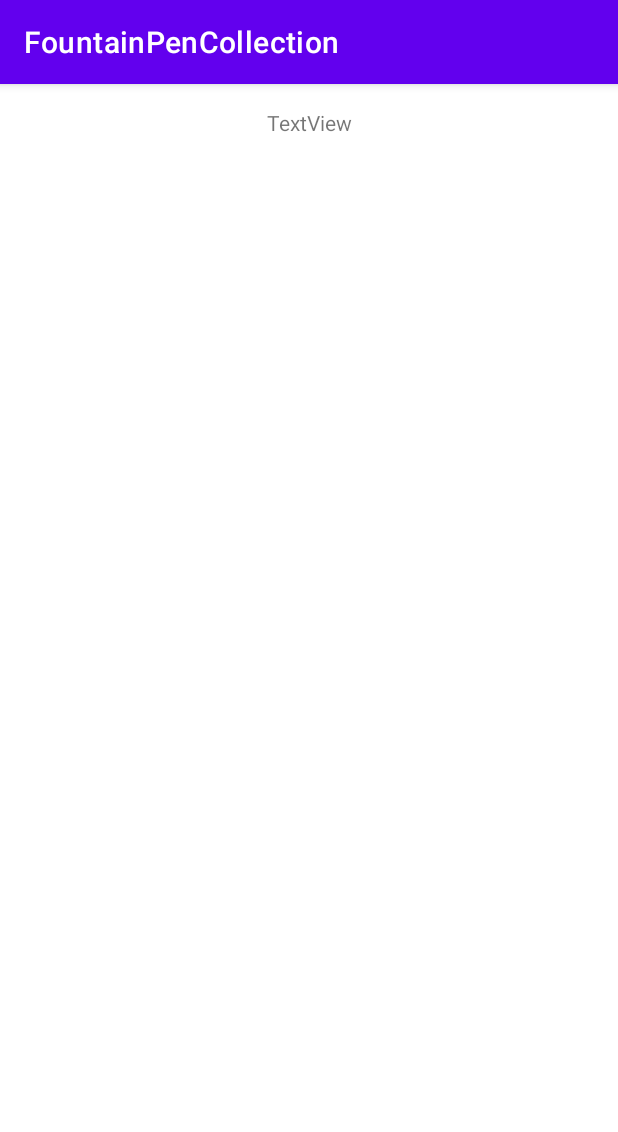
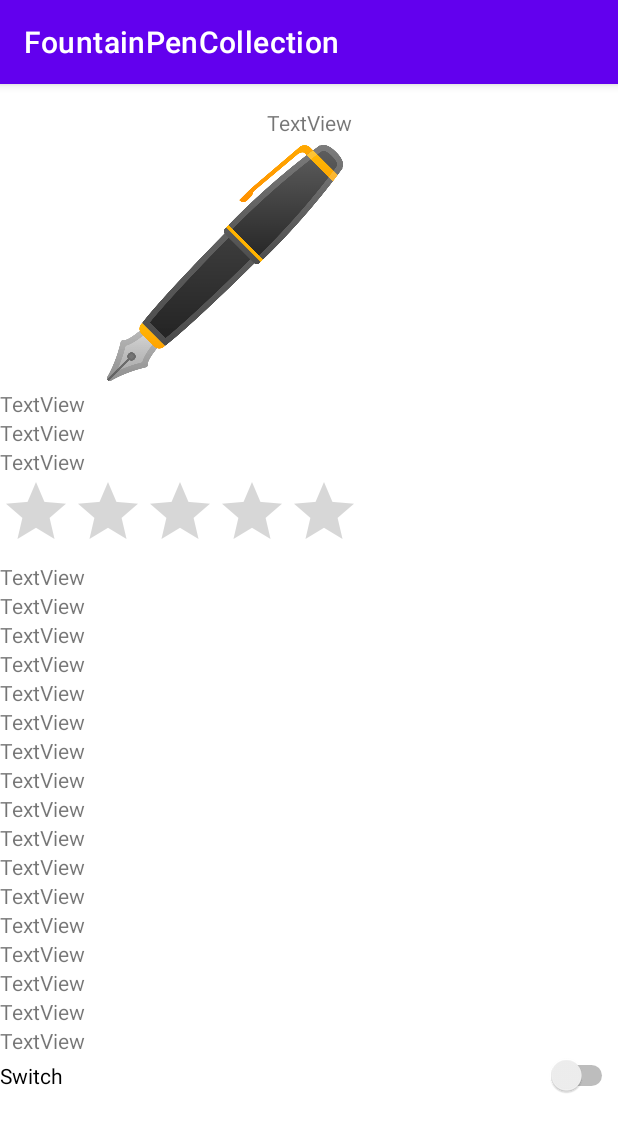
Before and after one commit to Alrick96/FountainPenCollection, an Android app: the PenViewData screen opened directly, with no data from a screen before it, on a phone screen of 412 x 824 dp. Shown: the top 1132 px of the screen. Run offline under Robolectric (Android 15) with nearby library versions, the phone set to English and light mode, and no system bars; our stand-ins replace Firebase (no records; nobody signed in at launch, a user with empty details on screens opened directly).

Commit message:
update532023

```diff
--- a/app/src/main/java/com/example/fountainpencollection/PenViewData.kt
+++ b/app/src/main/java/com/example/fountainpencollection/PenViewData.kt
@@ -1,8 +1,11 @@
 package com.example.fountainpencollection
 
+import android.media.Image
 import android.os.Bundle
 import android.preference.PreferenceManager
 import android.util.Log
+import android.widget.RatingBar
+import android.widget.Switch
 import android.widget.TextView
 import androidx.appcompat.app.AppCompatActivity
 import com.google.firebase.firestore.FirebaseFirestore
@@ -15,8 +18,8 @@ class PenViewData : AppCompatActivity() {
     private lateinit var PenNameTextView : TextView
     private lateinit var CompanyTextView : TextView
     private lateinit var PenYearTextView : TextView
-    private lateinit var PenImageIDTextView : TextView
-    private lateinit var RatingTextView : TextView
+    private lateinit var PenImageIDTextView : Image
+    private lateinit var RatingTextView : RatingBar
     private lateinit var DescriptionTextView : TextView
     private lateinit var BodyMateralTextView : TextView
     private lateinit var ColorTextView : TextView
@@ -24,18 +27,44 @@ class PenViewData : AppCompatActivity() {
     private lateinit var NibMaterialTextView : TextView
     private lateinit var DiameterBodyTextView : TextView
     private lateinit var DiameterCapWOClipTextView : TextView
+    private lateinit var DiameterCapWClipTextView : TextView
     private lateinit var DiameterGripTextView : TextView
     private lateinit var LengthBodyTextView : TextView
     private lateinit var LengthCapTextView : TextView
     private lateinit var LengthNibTextView : TextView
     private lateinit var LengthOveralCloseTextView : TextView
+    private lateinit var LengthOveralPostTextView : TextView
     private lateinit var WeightBodyTextView : TextView
     private lateinit var WeightCapTextView : TextView
     private lateinit var WeightOverallTextView : TextView
+    private lateinit var Favone:Switch
 
     override fun onCreate(savedInstanceState: Bundle?) {
         super.onCreate(savedInstanceState)
         setContentView(R.layout.activity_pen_view_data)
+
+        PenNameTextView = findViewById<TextView>(R.id.PenNameDTextView)
+        CompanyTextView = findViewById<TextView>(R.id.CompanyDTextView)
+        PenYearTextView = findViewById<TextView>(R.id.PenYearDTextView)
+        RatingTextView = findViewById<RatingBar>(R.id.PenDRatingBar)
+        DescriptionTextView = findViewById<TextView>(R.id.DescriptionDTextView)
+        BodyMateralTextView = findViewById<TextView>(R.id.BodyMateralDTextView)
+        ColorTextView = findViewById<TextView>(R.id.ColorDTextView)
+        NibColorTextView = findViewById<TextView>(R.id.NibColorDTextView)
+        NibMaterialTextView = findViewById<TextView>(R.id.NibMaterialDTextView)
+        DiameterBodyTextView = findViewById<TextView>(R.id.DiameterBodyDTextView)
+        DiameterCapWOClipTextView = findViewById<TextView>(R.id.DiameterCapWOClipDTextView)
+        DiameterCapWClipTextView = findViewById<TextView>(R.id.DiameterCapWClipDTextView)
+        DiameterGripTextView = findViewById<TextView>(R.id.DiameterGripDTextView)
+        LengthBodyTextView = findViewById<TextView>(R.id.LengthBodyDTextView)
+        LengthCapTextView = findViewById<TextView>(R.id.LengthCapDTextView)
+        LengthNibTextView = findViewById<TextView>(R.id.LengthNibDTextView)
+        LengthOveralCloseTextView = findViewById<TextView>(R.id.LengthOveralCloseDTextView)
+        LengthOveralPostTextView = findViewById<TextView>(R.id.LengthOverallPostDTextView)
+        WeightBodyTextView = findViewById<TextView>(R.id.WeightBodyDTextView)
+        WeightCapTextView = findViewById<TextView>(R.id.WeightCapDTextView)
+        WeightOverallTextView = findViewById<TextView>(R.id.WeightOverallDTextView)
+        Favone = findViewById<Switch>(R.id.FavoneDSwitch)
 
         val format: NumberFormat = DecimalFormat("0.#")
 
@@ -81,6 +110,28 @@ class PenViewData : AppCompatActivity() {
                         test = "this works" + format.format(penYearTmp)
                         Log.d("Tony_DEBUG", "the pen that was slected is = " + test)
 
+                        PenNameTextView.setText("Pen Name: "+PenName)
+                        CompanyTextView.setText("Company Name :" + CompanyName)
+                        PenYearTextView.setText("Year of the Pen" + format.format(penYearTmp))
+                        RatingTextView.rating = ratingTmp!!.toFloat()
+                        DescriptionTextView.setText("Description: " + Description)
+                        BodyMateralTextView.setText("Body Materal: "+BodyMateral)
+                        ColorTextView.setText("Color of Pen: " +Color)
+                        NibColorTextView.setText("Color of Nib: "+ NibColor)
+                        NibMaterialTextView.setText("Material of Nib: "+ NibMaterial)
+                        DiameterBodyTextView.setText("Diameter Body: "+ mmString(DiameterBody))
+                        DiameterCapWOClipTextView.setText("Diameter cap With out clip" + mmString(DiameterCapWOClip))
+                        DiameterCapWClipTextView.setText("Diameter cap with clip" + mmString(DiameterCapWClip))
+                        DiameterGripTextView.setText("Diameter of Grip " + mmString(DiameterGrip))
+                        LengthBodyTextView.setText("Length of Body " + mmString(LengthBody))
+                        LengthCapTextView.setText("Length of cap " + mmString(LengthCap))
+                        LengthNibTextView.setText("Length of Nib " + mmString(LengthNib))
+                        LengthOveralCloseTextView.setText("Length of overall close " + mmString(LengthOveralClose))
+                        LengthOveralPostTextView.setText("Length of overall posted " + mmString(LengthOverallPost))
+                        WeightBodyTextView.setText("Body Weight: " + format.format(WeightBody) + "g")
+                        WeightCapTextView.setText("Cap Weight: " + format.format(WeightCap) + "g" )
+                        WeightOverallTextView.setText("Overall Weight: " + format.format(WeightOverall) + "g")
+
                     }
                     //PenData.add(FSData)
                     Log.d("MYDEBUG", "${document.id} => ${document.getString("name")}")
@@ -90,4 +141,10 @@ class PenViewData : AppCompatActivity() {
 
             }
     }
+
+    fun mmString(data: Double?):String{
+        val output : String
+        output = data.toString()+"mm"
+        return output
+    }
 }
--- a/app/src/main/res/layout/activity_pen_view_data.xml
+++ b/app/src/main/res/layout/activity_pen_view_data.xml
@@ -7,22 +7,166 @@
     tools:context=".PenViewData">
 
     <ScrollView
-        android:id="@+id/scrollView2"
-        android:layout_width="409dp"
-        android:layout_height="729dp"
+        android:layout_width="0dp"
+        android:layout_height="0dp"
         app:layout_constraintBottom_toBottomOf="parent"
         app:layout_constraintEnd_toEndOf="parent"
+        app:layout_constraintHorizontal_bias="0.0"
         app:layout_constraintStart_toStartOf="parent"
-        app:layout_constraintTop_toTopOf="parent">
+        app:layout_constraintTop_toBottomOf="@+id/PenDetalTextView"
+        app:layout_constraintVertical_bias="0.0">
 
         <LinearLayout
             android:layout_width="match_parent"
             android:layout_height="wrap_content"
-            android:orientation="vertical" />
+            android:dividerPadding="10dp"
+            android:orientation="vertical">
+
+            <ImageView
+                android:id="@+id/imageView6"
+                android:layout_width="300dp"
+                android:layout_height="168dp"
+                app:srcCompat="@drawable/penicon" />
+
+            <TextView
+                android:id="@+id/PenNameDTextView"
+                android:layout_width="match_parent"
+                android:layout_height="wrap_content"
+                android:text="TextView" />
+
+            <TextView
+                android:id="@+id/CompanyDTextView"
+                android:layout_width="match_parent"
+                android:layout_height="wrap_content"
+                android:text="TextView" />
+
+            <TextView
+                android:id="@+id/PenYearDTextView"
+                android:layout_width="match_parent"
+                android:layout_height="wrap_content"
+                android:text="TextView" />
+
+            <RatingBar
+                android:id="@+id/PenDRatingBar"
+                android:layout_width="wrap_content"
+                android:layout_height="wrap_content"
+                android:max="5"
+                android:numStars="5"
+                android:stepSize=".1" />
+
+            <TextView
+                android:id="@+id/DescriptionDTextView"
+                android:layout_width="match_parent"
+                android:layout_height="wrap_content"
+                android:text="TextView" />
+
+            <TextView
+                android:id="@+id/BodyMateralDTextView"
+                android:layout_width="match_parent"
+                android:layout_height="wrap_content"
+                android:text="TextView" />
+
+            <TextView
+                android:id="@+id/ColorDTextView"
+                android:layout_width="match_parent"
+                android:layout_height="wrap_content"
+                android:text="TextView" />
+
+            <TextView
+                android:id="@+id/NibColorDTextView"
+                android:layout_width="match_parent"
+                android:layout_height="wrap_content"
+                android:text="TextView" />
+
+            <TextView
+                android:id="@+id/NibMaterialDTextView"
+                android:layout_width="match_parent"
+                android:layout_height="wrap_content"
+                android:text="TextView" />
+
+            <TextView
+                android:id="@+id/DiameterBodyDTextView"
+                android:layout_width="match_parent"
+                android:layout_height="wrap_content"
+                android:text="TextView" />
+
+            <TextView
+                android:id="@+id/DiameterCapWOClipDTextView"
+                android:layout_width="match_parent"
+                android:layout_height="wrap_content"
+                android:text="TextView" />
+
+            <TextView
+                android:id="@+id/DiameterCapWClipDTextView"
+                android:layout_width="match_parent"
+                android:layout_height="wrap_content"
+                android:text="TextView" />
+
+            <TextView
+                android:id="@+id/DiameterGripDTextView"
+                android:layout_width="match_parent"
+                android:layout_height="wrap_content"
+                android:text="TextView" />
+
+            <TextView
+                android:id="@+id/LengthBodyDTextView"
+                android:layout_width="match_parent"
+                android:layout_height="wrap_content"
+                android:text="TextView" />
+
+            <TextView
+                android:id="@+id/LengthCapDTextView"
+                android:layout_width="match_parent"
+                android:layout_height="wrap_content"
+                android:text="TextView" />
+
+            <TextView
+                android:id="@+id/LengthNibDTextView"
+                android:layout_width="match_parent"
+                android:layout_height="wrap_content"
+                android:text="TextView" />
+
+            <TextView
+                android:id="@+id/LengthOveralCloseDTextView"
+                android:layout_width="match_parent"
+                android:layout_height="wrap_content"
+                android:text="TextView" />
+
+            <TextView
+                android:id="@+id/LengthOverallPostDTextView"
+                android:layout_width="match_parent"
+                android:layout_height="wrap_content"
+                android:text="TextView" />
+
+            <TextView
+                android:id="@+id/WeightBodyDTextView"
+                android:layout_width="match_parent"
+                android:layout_height="wrap_content"
+                android:text="TextView" />
+
+            <TextView
+                android:id="@+id/WeightCapDTextView"
+                android:layout_width="match_parent"
+                android:layout_height="wrap_content"
+                android:text="TextView" />
+
+            <TextView
+                android:id="@+id/WeightOverallDTextView"
+                android:layout_width="match_parent"
+                android:layout_height="wrap_content"
+                android:text="TextView" />
+
+            <Switch
+                android:id="@+id/FavoneDSwitch"
+                android:layout_width="match_parent"
+                android:layout_height="wrap_content"
+                android:text="Switch" />
+
+        </LinearLayout>
     </ScrollView>
 
     <TextView
-        android:id="@+id/textView4"
+        android:id="@+id/PenDetalTextView"
         android:layout_width="wrap_content"
         android:layout_height="wrap_content"
         android:layout_marginTop="16dp"
```
